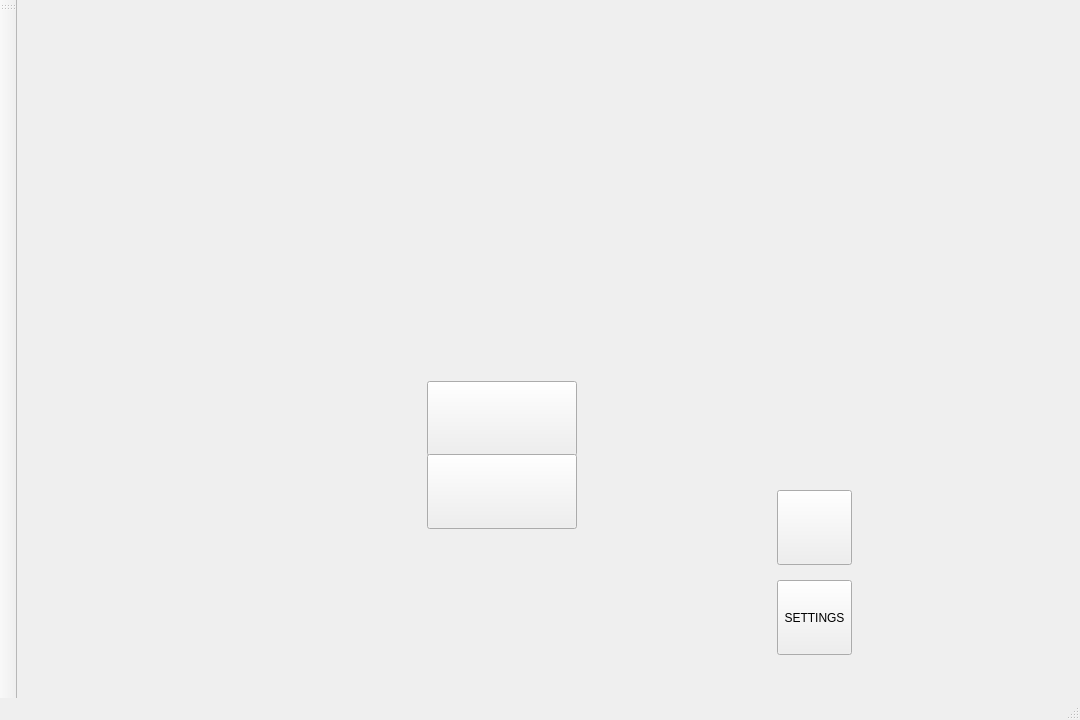
Before: the Qt Designer form THE-GAME/MainWindow.ui in Khaens/THE-GAME, drawn with Qt 5.
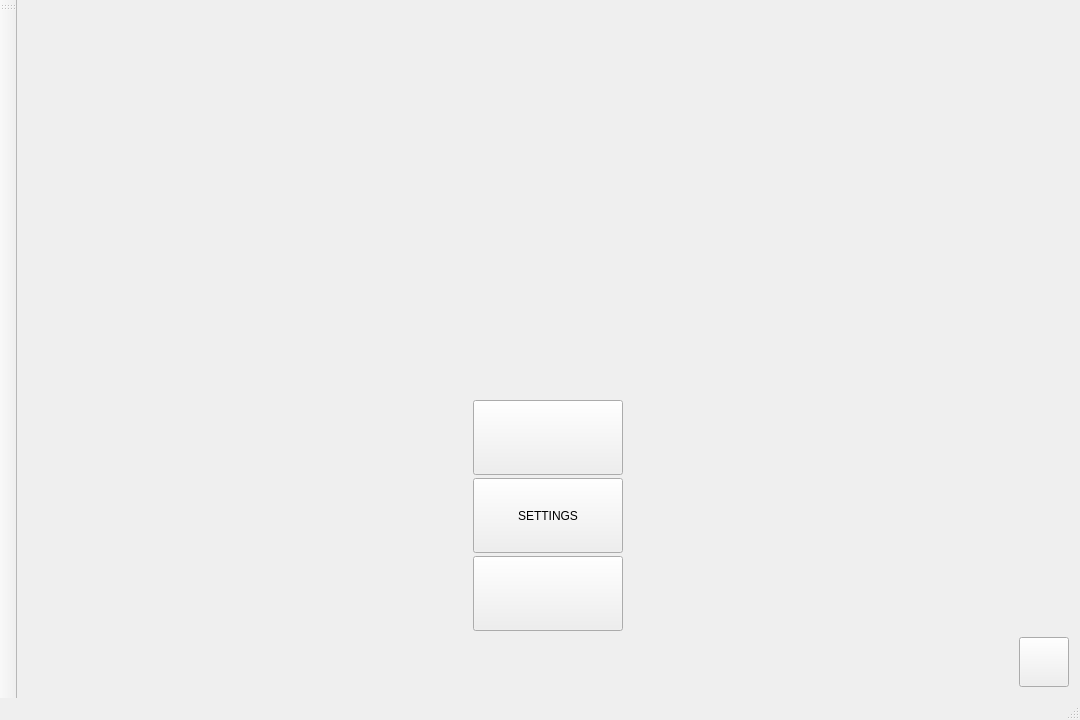
After: the same form once the commit is applied.

Diff of the .ui file:
```diff
--- a/THE-GAME/MainWindow.ui
+++ b/THE-GAME/MainWindow.ui
@@ -11,7 +11,7 @@
    </rect>
   </property>
   <property name="sizePolicy">
-   <sizepolicy hsizetype="Fixed" vsizetype="Fixed">
+   <sizepolicy hsizetype="Preferred" vsizetype="Preferred">
     <horstretch>0</horstretch>
     <verstretch>0</verstretch>
    </sizepolicy>
@@ -22,53 +22,26 @@
     <height>600</height>
    </size>
   </property>
-  <property name="maximumSize">
-   <size>
-    <width>1080</width>
-    <height>720</height>
-   </size>
-  </property>
   <property name="windowTitle">
    <string>MainWindow</string>
   </property>
   <widget class="QWidget" name="centralWidget">
-   <widget class="QWidget" name="widget" native="true">
-    <property name="geometry">
-     <rect>
-      <x>20</x>
-      <y>30</y>
-      <width>861</width>
-      <height>661</height>
-     </rect>
-    </property>
+   <layout class="QVBoxLayout" name="verticalLayout_2">
+    <item>
     <widget class="QLabel" name="titleLabel">
      <property name="enabled">
       <bool>true</bool>
      </property>
-     <property name="geometry">
-      <rect>
-       <x>310</x>
-       <y>0</y>
-       <width>300</width>
-       <height>300</height>
-      </rect>
-     </property>
      <property name="sizePolicy">
-      <sizepolicy hsizetype="Fixed" vsizetype="Fixed">
+       <sizepolicy hsizetype="Preferred" vsizetype="Preferred">
        <horstretch>0</horstretch>
        <verstretch>0</verstretch>
       </sizepolicy>
      </property>
      <property name="minimumSize">
       <size>
-       <width>300</width>
-       <height>300</height>
-      </size>
-     </property>
-     <property name="maximumSize">
-      <size>
-       <width>300</width>
-       <height>300</height>
+        <width>400</width>
+        <height>400</height>
       </size>
      </property>
      <property name="text">
@@ -78,20 +51,16 @@
       <set>Qt::AlignmentFlag::AlignCenter</set>
      </property>
     </widget>
-    <widget class="QWidget" name="verticalLayoutWidget">
-     <property name="geometry">
-      <rect>
-       <x>340</x>
-       <y>340</y>
-       <width>251</width>
-       <height>161</height>
-      </rect>
-     </property>
+    </item>
+    <item>
      <layout class="QVBoxLayout" name="verticalLayout">
+      <property name="spacing">
+       <number>3</number>
+      </property>
       <item alignment="Qt::AlignmentFlag::AlignHCenter">
        <widget class="QPushButton" name="newGameButton">
         <property name="sizePolicy">
-         <sizepolicy hsizetype="Fixed" vsizetype="Fixed">
+         <sizepolicy hsizetype="MinimumExpanding" vsizetype="Preferred">
           <horstretch>0</horstretch>
           <verstretch>0</verstretch>
          </sizepolicy>
@@ -108,50 +77,16 @@
        </widget>
       </item>
       <item alignment="Qt::AlignmentFlag::AlignHCenter">
-       <widget class="QPushButton" name="exitGameButton">
-        <property name="sizePolicy">
-         <sizepolicy hsizetype="Fixed" vsizetype="Fixed">
-          <horstretch>0</horstretch>
-          <verstretch>0</verstretch>
-         </sizepolicy>
-        </property>
-        <property name="minimumSize">
-         <size>
-          <width>150</width>
-          <height>75</height>
-         </size>
-        </property>
-        <property name="text">
-         <string/>
-        </property>
-       </widget>
-      </item>
-     </layout>
-    </widget>
     <widget class="QPushButton" name="settingsButton">
-     <property name="geometry">
-      <rect>
-       <x>740</x>
-       <y>550</y>
-       <width>75</width>
-       <height>75</height>
-      </rect>
-     </property>
      <property name="sizePolicy">
-      <sizepolicy hsizetype="Fixed" vsizetype="Fixed">
+         <sizepolicy hsizetype="MinimumExpanding" vsizetype="Preferred">
        <horstretch>0</horstretch>
        <verstretch>0</verstretch>
       </sizepolicy>
      </property>
      <property name="minimumSize">
       <size>
-       <width>75</width>
-       <height>75</height>
-      </size>
-     </property>
-     <property name="maximumSize">
-      <size>
-       <width>75</width>
+          <width>150</width>
        <height>75</height>
       </size>
      </property>
@@ -159,38 +94,78 @@
       <string>SETTINGS</string>
      </property>
     </widget>
+      </item>
+      <item alignment="Qt::AlignmentFlag::AlignHCenter">
+       <widget class="QPushButton" name="exitGameButton">
+        <property name="sizePolicy">
+         <sizepolicy hsizetype="MinimumExpanding" vsizetype="Preferred">
+          <horstretch>0</horstretch>
+          <verstretch>0</verstretch>
+         </sizepolicy>
+        </property>
+        <property name="minimumSize">
+         <size>
+          <width>150</width>
+          <height>75</height>
+         </size>
+        </property>
+        <property name="text">
+         <string/>
+        </property>
+       </widget>
+      </item>
+     </layout>
+    </item>
+    <item>
+     <spacer name="verticalSpacerBottom">
+      <property name="orientation">
+       <enum>Qt::Orientation::Vertical</enum>
+      </property>
+      <property name="sizeHint" stdset="0">
+       <size>
+        <width>20</width>
+        <height>40</height>
+       </size>
+      </property>
+     </spacer>
+    </item>
+    <item>
+     <layout class="QHBoxLayout" name="horizontalLayoutBottom">
+      <item>
+       <spacer name="bottomSpacer">
+        <property name="orientation">
+         <enum>Qt::Orientation::Horizontal</enum>
+        </property>
+        <property name="sizeHint" stdset="0">
+         <size>
+          <width>40</width>
+          <height>20</height>
+         </size>
+        </property>
+       </spacer>
+      </item>
+      <item>
     <widget class="QPushButton" name="helpButton">
-     <property name="geometry">
-      <rect>
-       <x>740</x>
-       <y>460</y>
-       <width>75</width>
-       <height>75</height>
-      </rect>
-     </property>
      <property name="sizePolicy">
-      <sizepolicy hsizetype="Fixed" vsizetype="Fixed">
+         <sizepolicy hsizetype="Minimum" vsizetype="Minimum">
        <horstretch>0</horstretch>
        <verstretch>0</verstretch>
       </sizepolicy>
      </property>
      <property name="minimumSize">
       <size>
-       <width>75</width>
-       <height>75</height>
-      </size>
-     </property>
-     <property name="maximumSize">
-      <size>
-       <width>75</width>
-       <height>75</height>
+          <width>50</width>
+          <height>50</height>
       </size>
      </property>
      <property name="text">
       <string/>
      </property>
     </widget>
-   </widget>
+      </item>
+     </layout>
+    </item>
+   </layout>
   </widget>
   <widget class="QToolBar" name="mainToolBar">
    <attribute name="toolBarArea">
```
Left out of the diff: 3 changed lines with no effect on the pictures. Lines whose indentation alone changed are shown as unchanged.
